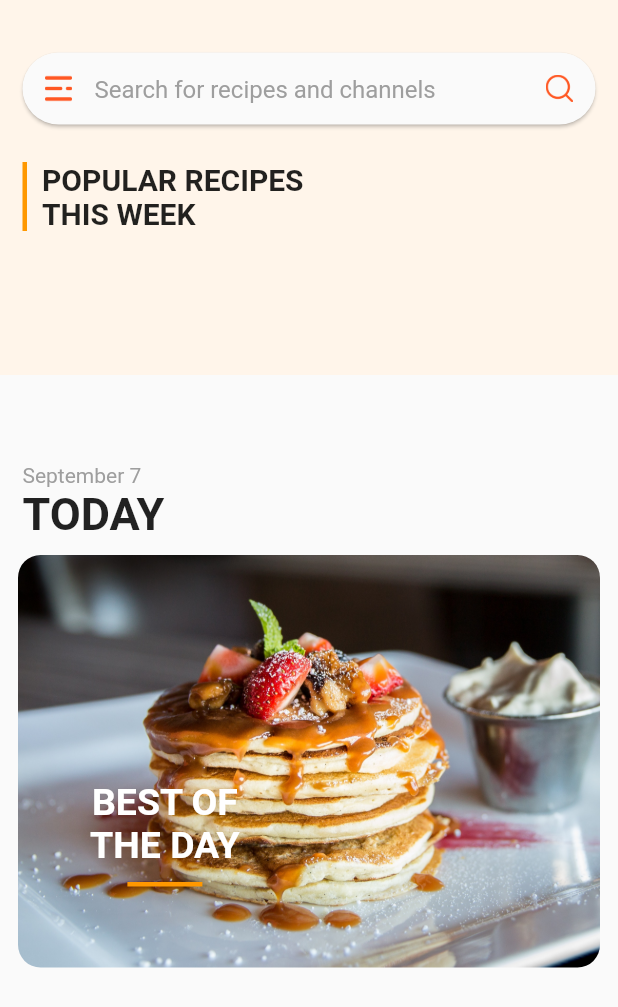
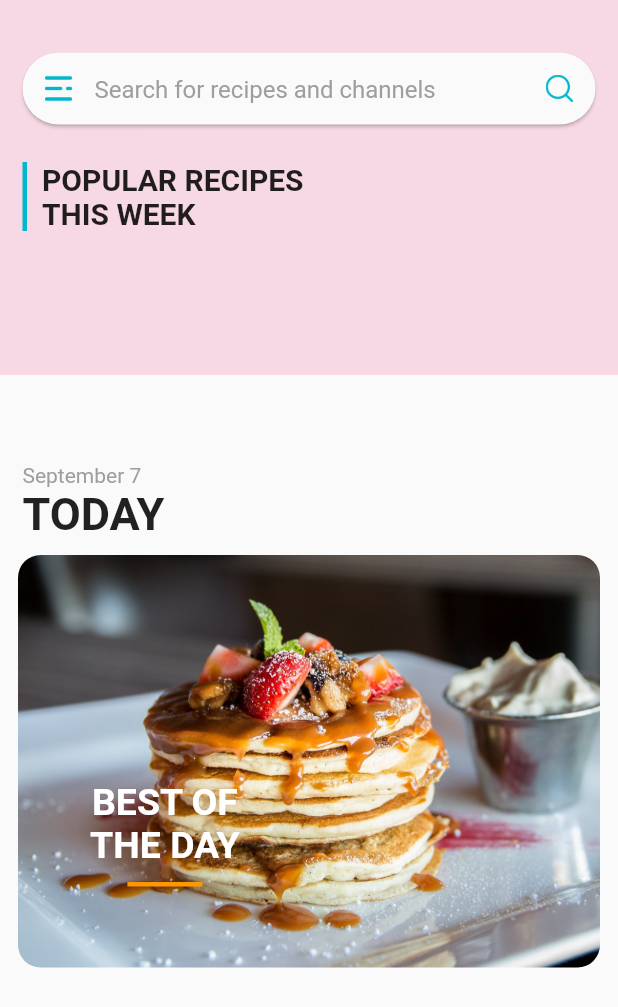
Before and after one commit to zeyan-ansari/mamadokitchen, a Flutter app: the screen it shows after launch, on a phone screen of 412 x 824 dp. Shown: the top 1007 px of the screen. Run offline on Flutter 3.47's test engine with Material 2 defaults, Android fonts, the phone set to English and light mode, and no system bars; our stand-ins replace dio, google_fonts, readmore; Roboto replaces fonts that are missing (Quicksand, Timesroman).

Commit message:
added change(chnaged colors, created single file for drawers)

```diff
--- a/lib/screens/homepage.dart
+++ b/lib/screens/homepage.dart
@@ -1,5 +1,6 @@
 import 'package:flutter/cupertino.dart';
 import 'package:flutter/material.dart';
+import 'package:mamadokitchen/Components/Drawer.dart';
 import 'package:mamadokitchen/providers/get_recepies_provider.dart';
 import 'package:provider/provider.dart';
 
@@ -17,60 +18,7 @@ class _MyHomePageState extends State<MyHomePage> {
   @override
   Widget build(BuildContext context) {
     return new Scaffold(
-      drawer: SafeArea(
-        child: Drawer(
-          child: SingleChildScrollView(
-            child: Column(
-              mainAxisAlignment: MainAxisAlignment.center,
-              children: [
-                Container(
-                  height: 120,
-                  padding: EdgeInsets.symmetric(vertical: 10),
-                  width: double.infinity,
-                  decoration: BoxDecoration(color: Colors.orange.shade100),
-                  child: CircleAvatar(
-                      backgroundColor: Colors.white,
-                      child: Image.asset(
-                        'assets/fork.png',
-                        scale: 8,
-                        color: Colors.deepOrange,
-                      )),
-                ),
-                MenuCard(Name: 'Home', colorname: Colors.orange.shade100),
-                GestureDetector(
-                    onTap: () {
-                      Navigator.push(
-                        context,
-                        MaterialPageRoute(builder: (context) => BreakFast()),
-                      );
-                    },
-                    child:
-                        MenuCard(Name: 'Breakfast', colorname: Colors.white)),
-                MenuCard(Name: 'Paneer', colorname: Colors.orange.shade100),
-                MenuCard(Name: 'Curry', colorname: Colors.white),
-                MenuCard(Name: 'Snacks', colorname: Colors.orange.shade100),
-                MenuCard(Name: 'Sandwich', colorname: Colors.white),
-                MenuCard(Name: 'Sweets', colorname: Colors.orange.shade100),
-                MenuCard(Name: 'Rice', colorname: Colors.white),
-                MenuCard(Name: 'Idli', colorname: Colors.orange.shade100),
-                MenuCard(Name: 'Dosa', colorname: Colors.white),
-                MenuCard(Name: 'Eggless', colorname: Colors.orange.shade100),
-                MenuCard(Name: 'Dal', colorname: Colors.white),
-                MenuCard(Name: 'Beverages', colorname: Colors.orange.shade100),
-                MenuCard(Name: 'Starters', colorname: Colors.white),
-                MenuCard(Name: 'Chaat', colorname: Colors.orange.shade100),
-                MenuCard(Name: 'Dessert', colorname: Colors.white),
-                MenuCard(
-                    Name: 'International Recipes',
-                    colorname: Colors.orange.shade100),
-                MenuCard(Name: 'Soup', colorname: Colors.white),
-                MenuCard(Name: 'Bakery', colorname: Colors.orange.shade100),
-                MenuCard(Name: 'Paratha', colorname: Colors.white),
-              ],
-            ),
-          ),
-        ),
-      ),
+      drawer: RecipeDrawer(),
       key: _key,
       body: SingleChildScrollView(
         child: Column(
@@ -79,7 +27,7 @@ class _MyHomePageState extends State<MyHomePage> {
               children: <Widget>[
                 Container(
                   height: 250.0,
-                  color: Color(getColorHexFromStr('#fff5ea')),
+                  color: Color(getColorHexFromStr('#F18DB5')).withOpacity(0.3),
                 ),
                 Column(
                   children: <Widget>[
@@ -96,12 +44,12 @@ class _MyHomePageState extends State<MyHomePage> {
                                   child: Image.asset(
                                     'assets/menu.png',
                                     scale: 28,
-                                    color: Colors.deepOrange,
+                                    color: Color(0xff00B7CC)
                                   )),
                               suffixIcon: Image.asset(
                                 'assets/loupe.png',
                                 scale: 28,
-                                color: Colors.deepOrange,
+                                color: Color(0xff00B7CC),
                               ),
                               contentPadding:
                                   EdgeInsets.only(left: 15.0, top: 15.0),
@@ -118,7 +66,7 @@ class _MyHomePageState extends State<MyHomePage> {
                         decoration: BoxDecoration(
                             border: Border(
                                 left: BorderSide(
-                                    color: Colors.orange,
+                                    color: Color(0xff00B7CC),
                                     style: BorderStyle.solid,
                                     width: 3.0))),
                         child: Row(
@@ -315,28 +263,3 @@ class _MyHomePageState extends State<MyHomePage> {
     );
   }
 }
-
-class MenuCard extends StatelessWidget {
-  final Color colorname;
-  final String Name;
-
-  MenuCard({required this.Name, required this.colorname});
-
-  @override
-  Widget build(BuildContext context) {
-    return Container(
-      width: double.infinity,
-      padding: EdgeInsets.symmetric(vertical: 15, horizontal: 15),
-      decoration: BoxDecoration(
-        color: colorname,
-      ),
-      child: Text(
-        Name,
-        style: TextStyle(
-            color: Colors.deepOrange,
-            fontWeight: FontWeight.w500,
-            fontSize: 18),
-      ),
-    );
-  }
-}
```
Also changed, not shown: lib/screens/RecipeDetails.dart (+12 -11 lines), lib/screens/breakfast.dart (+6 -5 lines).
